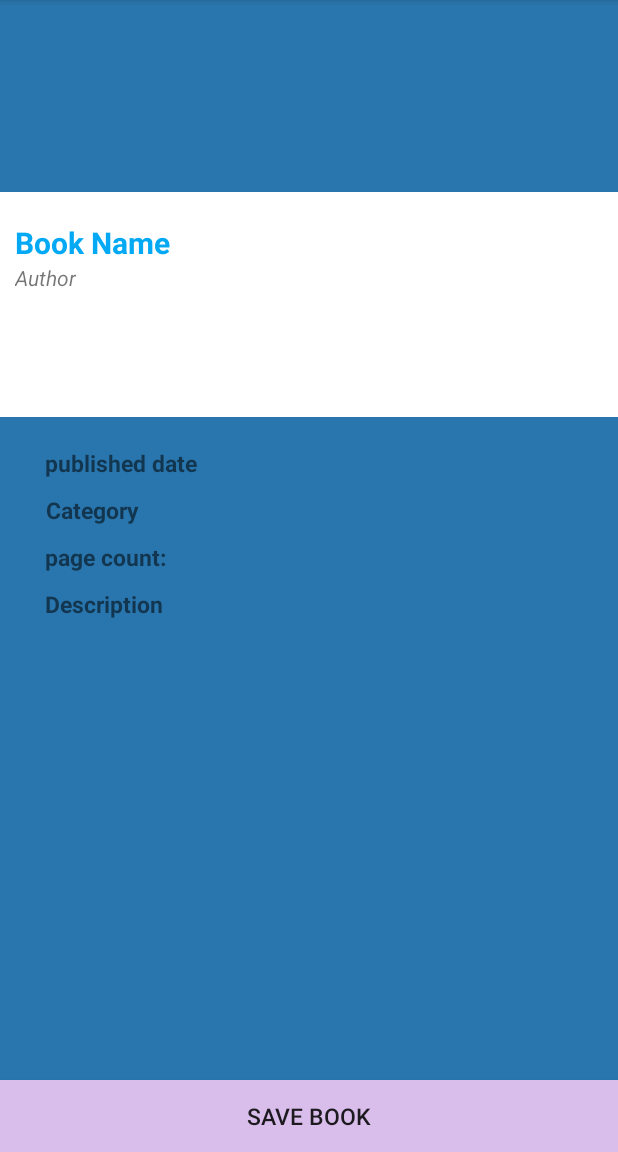
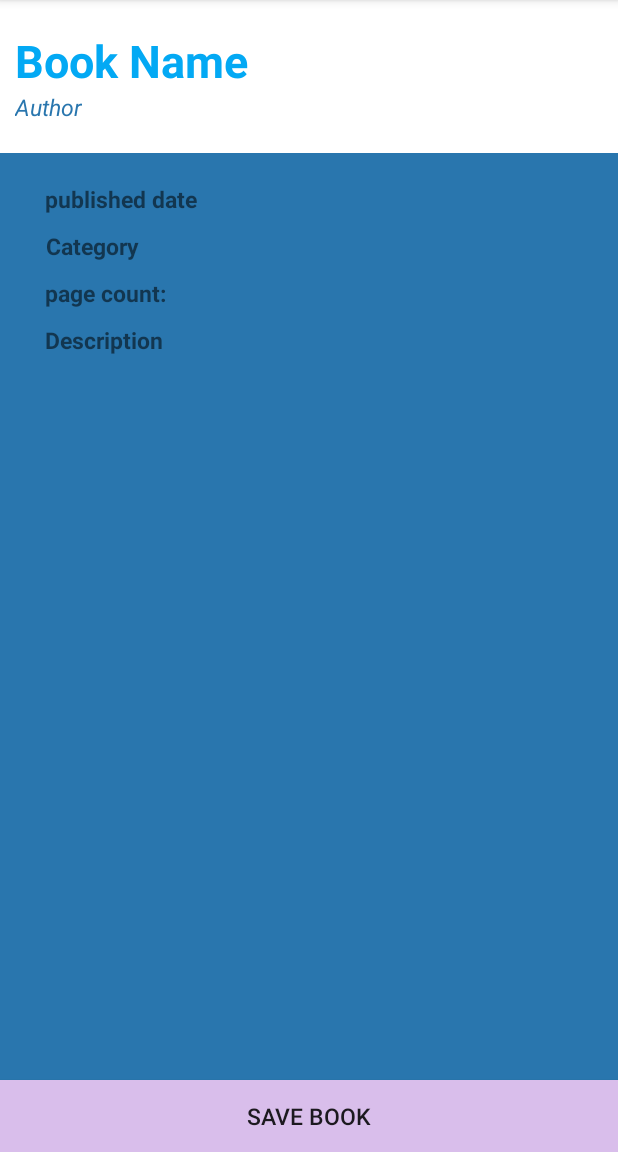
Before and after one commit to kderrick/android_bookTracker, an Android app: the fragment BookDetailFragment shown on its own in the app's theme, on a phone screen of 412 x 824 dp, the part 84-1236 px from its top. Run offline under Robolectric (Android 15) with nearby library versions, the phone set to English and light mode, and no system bars; our stand-ins replace ButterKnife, Picasso; libraries missing offline, so code that uses them is left out: com.firebase.client, org.parceler; pictures from the network do not load; 9 statements that could not run were skipped.

Commit message:
Merge branch 'alissa' of https://github.com/kderrick/android_bookTracker into blair
# Conflicts:
#	app/src/main/res/layout/fragment_book_detail.xml

```diff
--- a/app/src/main/java/epicodus/booktracker/ui/BookDetailFragment.java
+++ b/app/src/main/java/epicodus/booktracker/ui/BookDetailFragment.java
@@ -13,6 +13,7 @@ import android.view.Window;
 import android.widget.Button;
 import android.widget.EditText;
 import android.widget.ImageView;
+import android.widget.RelativeLayout;
 import android.widget.TextView;
 import android.widget.Toast;
 
@@ -40,6 +41,7 @@ public class BookDetailFragment extends Fragment implements View.OnClickListener
     @Bind(R.id.pageCountTextView) TextView mPageCountLabel;
     @Bind(R.id.saveBookButton) Button mSaveBookButton;
     @Bind(R.id.editBookButton) Button mEditBookButton;
+    @Bind(R.id.readingProgressRelativeLayout) RelativeLayout mReadingProgressRelativeLayout;
 
     @Bind(R.id.currentPageTextView) TextView mCurrentPageTextView;
     @Bind(R.id.avgPageTextView) TextView mAvgPageTextView;
@@ -91,6 +93,7 @@ public class BookDetailFragment extends Fragment implements View.OnClickListener
 
         } else {
             mSaveBookButton.setOnClickListener(this);
+            mReadingProgressRelativeLayout.setVisibility(View.GONE);
             mEditBookButton.setVisibility(View.GONE);
             mCurrentPageTextView.setVisibility(View.GONE);
             mAvgPageTextView.setVisibility(View.GONE);
--- a/app/src/main/res/layout/fragment_book_detail.xml
+++ b/app/src/main/res/layout/fragment_book_detail.xml
@@ -10,20 +10,15 @@
         android:layout_height="match_parent"
         android:background="@color/colorPrimary">
 
-        <ImageView
-            android:layout_width="274dp"
-            android:layout_height="128dp"
-            android:id="@+id/bookImageView"
-            android:scaleType="centerCrop" />
-
         <RelativeLayout
             android:layout_width="match_parent"
-            android:layout_height="150dp"
+            android:layout_height="wrap_content"
             android:background="@android:color/white"
             android:paddingTop="20dp"
             android:paddingLeft="10dp"
             android:paddingRight="10dp"
             android:paddingBottom="20dp">
+
 
             <TextView
                 android:layout_width="wrap_content"
@@ -32,11 +27,9 @@
                 android:id="@+id/bookNameTextView"
                 android:layout_alignParentLeft="true"
                 android:layout_alignParentStart="true"
-                android:textSize="20sp"
+                android:textSize="30sp"
                 android:textColor="@color/colorPrimaryDark"
                 android:textStyle="bold" />
-
-
 
             <TextView
                 android:layout_width="wrap_content"
@@ -44,42 +37,37 @@
                 android:text="Author"
                 android:id="@+id/authorTextView"
                 android:layout_below="@+id/bookNameTextView"
+                android:textSize="15sp"
+                android:textColor="@color/colorPrimary"
                 android:layout_alignParentLeft="true"
                 android:layout_alignParentStart="true"
                 android:textStyle="italic" />
 
-            <TextView
-                android:layout_width="75dp"
-                android:layout_height="38dp"
-                android:text="avgPagesPerDay"
-                android:id="@+id/avgPageTextView"
-                android:layout_gravity="right"
-                android:layout_alignBottom="@+id/currentPageTextView"
-                android:textSize="20sp"
-                android:layout_alignTop="@+id/currentPageTextView"
-                android:layout_toLeftOf="@+id/currentPageTextView"
-                android:layout_toStartOf="@+id/currentPageTextView"/>
+            <ImageView
+                android:layout_width="wrap_content"
+                android:layout_height="wrap_content"
+                android:id="@+id/bookImageView"
+                android:layout_alignBottom="@+id/authorTextView"
+                android:layout_alignParentRight="true"
+                android:layout_alignParentEnd="true" />
 
-            <TextView
-                android:id="@+id/currentPageTextView"
-                android:layout_width="99dp"
-                android:layout_height="45dp"
-                android:text="currentPage"
-                android:textSize="20sp"
-                android:layout_alignParentRight="true"
-                android:layout_alignParentEnd="true"
-                android:layout_marginLeft="30dp"
-                android:layout_marginTop="20dp"/>
+        </RelativeLayout>
 
+
+
+        <RelativeLayout
+            android:layout_width="wrap_content"
+            android:layout_height="100dp"
+            android:id="@+id/readingProgressRelativeLayout">
             <TextView
                 android:layout_width="wrap_content"
                 android:layout_height="wrap_content"
                 android:text="startDate"
                 android:id="@+id/startDateTextView"
-                android:layout_alignParentBottom="true"
-                android:layout_toRightOf="@+id/authorTextView"
-                android:layout_toEndOf="@+id/authorTextView"
-                android:textSize="20sp"/>
+                android:textSize="20sp"
+                android:layout_alignParentTop="true"
+                android:layout_alignParentLeft="true"
+                android:layout_alignParentStart="true" />
 
             <TextView
                 android:layout_width="wrap_content"
@@ -89,8 +77,27 @@
                 android:layout_alignTop="@+id/startDateTextView"
                 android:layout_toRightOf="@+id/avgPageTextView"
                 android:layout_toEndOf="@+id/avgPageTextView"
-                android:textSize="20sp"/>
+                android:textSize="20sp" />
 
+            <TextView
+                android:layout_width="wrap_content"
+                android:layout_height="wrap_content"
+                android:text="avgPagesPerDay"
+                android:id="@+id/avgPageTextView"
+                android:textSize="20sp"
+                android:layout_centerVertical="true"
+                android:layout_alignParentLeft="true"
+                android:layout_alignParentStart="true" />
+
+            <TextView
+                android:id="@+id/currentPageTextView"
+                android:layout_width="wrap_content"
+                android:layout_height="wrap_content"
+                android:text="currentPage"
+                android:textSize="20sp"
+                android:layout_alignTop="@+id/avgPageTextView"
+                android:layout_toRightOf="@+id/endDateTextView"
+                android:layout_toEndOf="@+id/endDateTextView" />
         </RelativeLayout>
 
         <RelativeLayout
```
